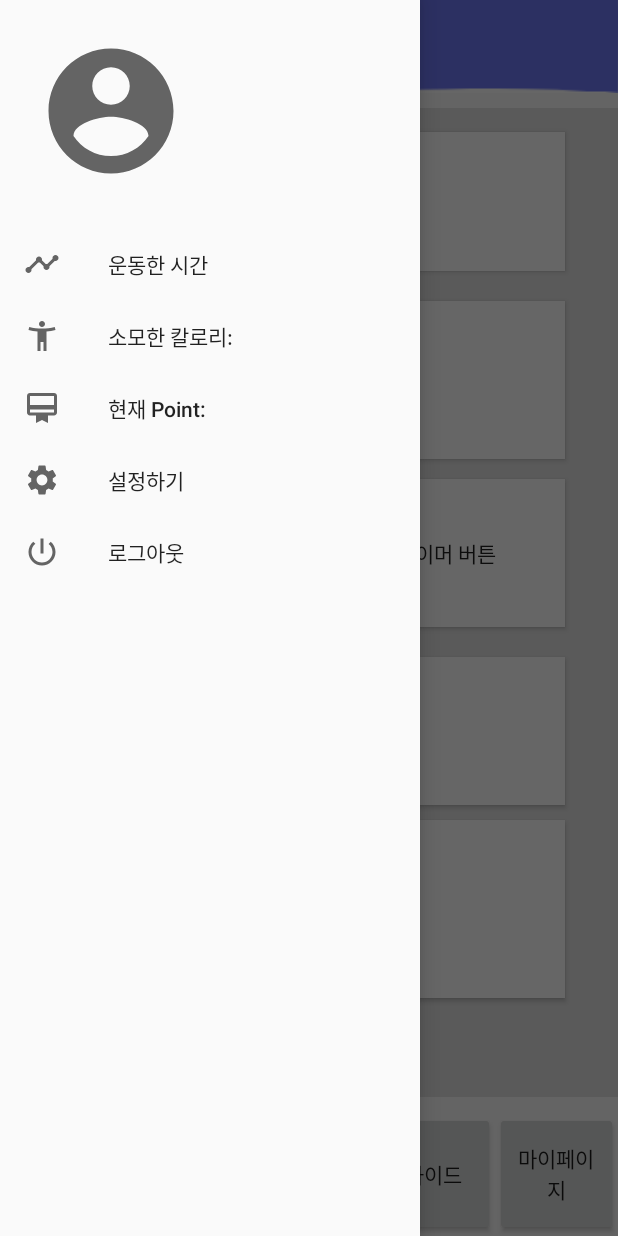
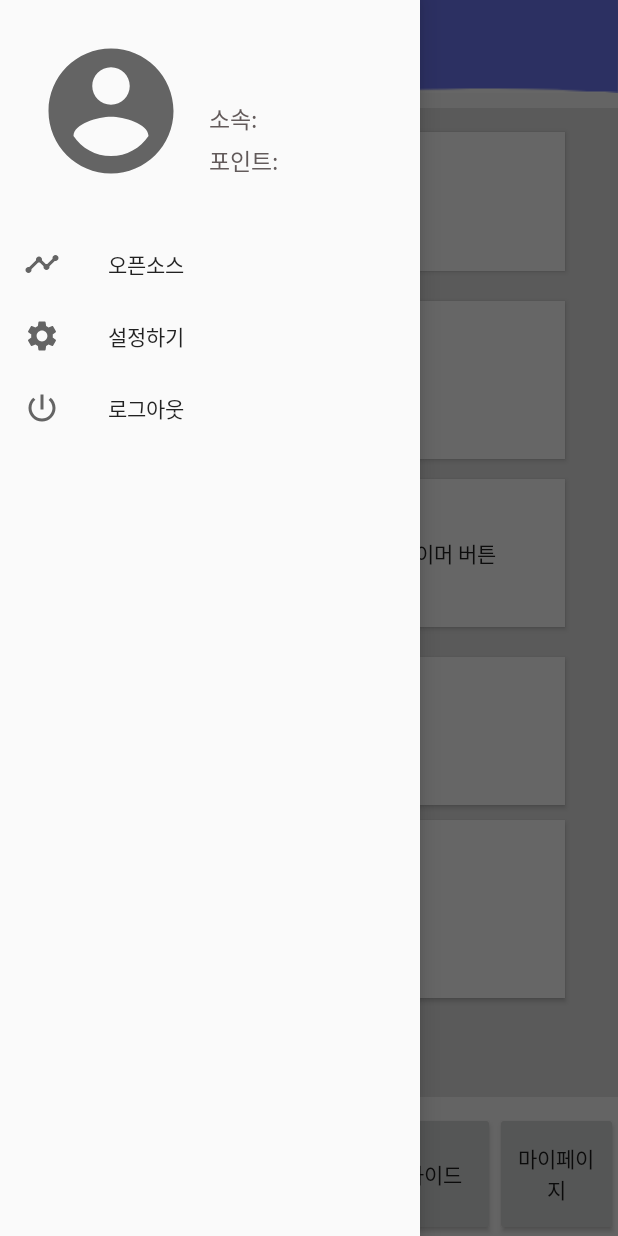
Before and after one commit to jhlsuper/smu_HomeTraining, an Android app: the screen it shows after launch (PageActivity), after a tap on an icon or button, on a phone screen of 412 x 824 dp. Run offline under Robolectric (Android 15) with nearby library versions, the phone set to English and light mode, and no system bars; our stand-ins replace Volley; network calls fail; pictures from the network do not load.

Commit message:
drawer menu changed and viewmodel impl

```diff
--- a/app/src/main/java/com/example/mlkit_pose/PageActivity.kt
+++ b/app/src/main/java/com/example/mlkit_pose/PageActivity.kt
@@ -4,10 +4,12 @@ package com.example.mlkit_pose
 import android.annotation.SuppressLint
 import android.content.Context
 import android.content.Intent
+import android.graphics.Insets.add
 import android.os.Bundle
 import android.util.AttributeSet
 import android.util.Log
 import android.view.LayoutInflater
+import android.view.Menu
 import android.view.MenuItem
 import android.view.View
 import android.widget.Button
@@ -17,6 +19,7 @@ import androidx.activity.result.ActivityResultLauncher
 import androidx.activity.result.contract.ActivityResultContracts
 import androidx.appcompat.app.AppCompatActivity
 import androidx.core.view.GravityCompat
+import androidx.core.view.OneShotPreDrawListener.add
 import androidx.fragment.app.Fragment
 import androidx.lifecycle.ViewModelProvider
 import com.android.volley.Request
@@ -49,9 +52,10 @@ class PageActivity : AppCompatActivity(), View.OnClickListener,
 
     private val sharedManager: SharedManager by lazy { SharedManager(this) }
 
-//    private var belong: String? = sharedManager.getCurrentUser().belong
+    //    private var belong: String? = sharedManager.getCurrentUser().belong
     lateinit var viewModel: MainViewModel
 
+    @SuppressLint("SetTextI18n")
     override fun onCreate(savedInstanceState: Bundle?) {
         super.onCreate(savedInstanceState)
 
@@ -85,22 +89,24 @@ class PageActivity : AppCompatActivity(), View.OnClickListener,
                     showExerciseDonePopup(exname, minute, second, this)
                 }
             }
-        Log.d("userinfo","${currentUser.weight},${currentUser.height}")
+        Log.d("userinfo", "${currentUser.weight},${currentUser.height}")
 
         viewModel = ViewModelProvider(this).get(MainViewModel::class.java)
 
-        viewModel.belong.observe(this,{
-            info_user_belong?.text = it.toString()
+        viewModel.belong.observe(this, {
+            info_user_belong?.text = "소속: $it"
         })
-        viewModel.point.observe(this,{
+        viewModel.point.observe(this, {
             Log.d("userPoint", it)
             txt_ranking_my_points?.text = it.toString()
             et_mypage_point?.text = it.toString()
+            info_user_point?.text = "포인트: $it"
             rankingRefresh()
+
+
         })
         viewModel.init()
     }
-
 
 
     override fun onOptionsItemSelected(item: MenuItem): Boolean {
@@ -108,11 +114,17 @@ class PageActivity : AppCompatActivity(), View.OnClickListener,
         when (item.itemId) {
             android.R.id.home -> {
                 main_drawer_layout.openDrawer(GravityCompat.START)
-
             }
 
         }
         return super.onOptionsItemSelected(item)
+    }
+
+    override fun onCreateOptionsMenu(menu: Menu?): Boolean {
+
+
+        return super.onCreateOptionsMenu(menu)
+
     }
 
     override fun onNavigationItemSelected(item: MenuItem): Boolean {
@@ -132,6 +144,7 @@ class PageActivity : AppCompatActivity(), View.OnClickListener,
 
     }
 
+    @SuppressLint("SetTextI18n")
     override fun onClick(v: View) {
 //        val datas = mutableListOf<User>()
         val currentUser = sharedManager.getCurrentUser()
@@ -156,7 +169,8 @@ class PageActivity : AppCompatActivity(), View.OnClickListener,
             }
             R.id.btn_drawer -> {
                 info_user_id.text = "${currentUser.id}"
-                info_user_belong.text = "${currentUser.belong}"
+                info_user_belong.text = "소속: ${currentUser.belong}"
+                info_user_point.text = "포인트: ${currentUser.points}"
                 main_drawer_layout.openDrawer(GravityCompat.START)
             }
 
@@ -180,8 +194,8 @@ class PageActivity : AppCompatActivity(), View.OnClickListener,
         bundle.putString("gender", currentUser.gender)
         bundle.putString("belong", currentUser.belong)
         bundle.putString("points", currentUser.points)
-        bundle.putString("height",currentUser.height)
-        bundle.putString("weight",currentUser.weight)
+        bundle.putString("height", currentUser.height)
+        bundle.putString("weight", currentUser.weight)
         fragment.arguments = bundle
         setFragment(fragment, tag)
     }
@@ -359,14 +373,14 @@ class PageActivity : AppCompatActivity(), View.OnClickListener,
 
         val exit: Button = mView.findViewById<Button>(R.id.btn_exercise_exit)
         val redo: Button = mView.findViewById<Button>(R.id.btn_exercise_redo)
-        val newPoint = point+ (currentUser.points)!!.toInt()
+        val newPoint = point + (currentUser.points)!!.toInt()
 
         endComment.text = "${name} ${minute}분 ${second}초 했습니다!!!"
         time.text = "획득한 Point \n $point point !!!"
         viewModel.editPoint(newPoint.toString())
 //        Log.d("userPoint",currentUser.points.toString())
 //        sharedManager.setUserPoint(currentUser,newPoint.toString())
-        setUserDBPoints(currentUser,newPoint.toString())
+        setUserDBPoints(currentUser, newPoint.toString())
         Toast.makeText(this, "${currentUser.points}", Toast.LENGTH_SHORT).show()
         exit.setOnClickListener {
             dialog.dismiss()
@@ -412,22 +426,23 @@ class PageActivity : AppCompatActivity(), View.OnClickListener,
         val queue = Volley.newRequestQueue(this)
         val url_setUserPoints = JSP.getUserPointSet(user.id.toString(), points)
 
-        val StringRequest=StringRequest(
+        val StringRequest = StringRequest(
             Request.Method.GET, url_setUserPoints, { response ->
                 response.trim { it <= ' ' }
-                Toast.makeText(this, response,Toast.LENGTH_SHORT).show()
+                Toast.makeText(this, response, Toast.LENGTH_SHORT).show()
                 val details3 = (response.trim())
                 Log.d("Point", details3)
 //                datas.clear()
-                if (details3=="success"){
-                    Log.d("Point","유저의 Point가 $points 로 업데이트되었습니다.")
+                if (details3 == "success") {
+                    Log.d("Point", "유저의 Point가 $points 로 업데이트되었습니다.")
                 }
             }, {
                 Toast.makeText(this, "server error", Toast.LENGTH_SHORT).show()
             })
         queue.add(StringRequest)
     }
-    fun rankingRefresh(){
+
+    fun rankingRefresh() {
         emptyRecycler()
         setRankData()
         initRecycler()
--- a/app/src/main/res/layout/main_drawer_header.xml
+++ b/app/src/main/res/layout/main_drawer_header.xml
@@ -22,16 +22,17 @@
         app:layout_constraintTop_toTopOf="parent" />
 
 
-
     <TextView
         android:id="@+id/info_user_id"
         android:layout_width="0dp"
         android:layout_height="wrap_content"
-        android:layout_marginStart="10dp"
-        android:textColor="#000000"
-        android:textSize="20dp"
+        android:layout_marginStart="15dp"
+        android:layout_marginTop="5dp"
+        android:textColor="@color/black"
+        android:textSize="20sp"
         android:textStyle="bold"
-        app:layout_constraintBottom_toBottomOf="@+id/header_icon"
+
+        app:layout_constraintEnd_toEndOf="parent"
         app:layout_constraintStart_toEndOf="@+id/header_icon"
         app:layout_constraintTop_toTopOf="@+id/header_icon"
         tools:text="로그인해주세요" />
@@ -40,13 +41,24 @@
         android:id="@+id/info_user_belong"
         android:layout_width="wrap_content"
         android:layout_height="match_parent"
+        android:layout_marginTop="5dp"
+        android:text="유저 소속:"
         android:textColor="#EB554C4C"
-        android:textSize="15dp"
-        android:layout_marginStart="10dp"
+        android:textSize="15sp"
+        app:layout_constraintBottom_toTopOf="@id/info_user_point"
+        app:layout_constraintStart_toStartOf="@id/info_user_id"
+        app:layout_constraintTop_toBottomOf="@+id/info_user_id" />
 
-        app:layout_constraintEnd_toEndOf="@+id/info_user_id"
-        app:layout_constraintStart_toEndOf="@+id/header_icon"
-        app:layout_constraintTop_toBottomOf="@+id/info_user_id" />
+    <TextView
+        android:id="@+id/info_user_point"
+        android:layout_width="wrap_content"
+        android:layout_height="match_parent"
+        android:text="유저 Point: "
+        android:textColor="#EB554C4C"
+        android:textSize="15sp"
+        app:layout_constraintBottom_toBottomOf="@id/header_icon"
+        app:layout_constraintStart_toStartOf="@id/info_user_id"
+        app:layout_constraintTop_toBottomOf="@id/info_user_belong" />
 
 
 </androidx.constraintlayout.widget.ConstraintLayout>
--- a/app/src/main/res/menu/main_drawer_nagivation.xml
+++ b/app/src/main/res/menu/main_drawer_nagivation.xml
@@ -1,24 +1,19 @@
 <?xml version="1.0" encoding="utf-8"?>
-<menu xmlns:android="http://schemas.android.com/apk/res/android">
-    <item android:id="@+id/txt_drawer_user_time"
+<menu xmlns:tools="http://schemas.android.com/tools"
+    xmlns:android="http://schemas.android.com/apk/res/android">
+    <item android:id="@+id/btn_opensource"
         android:icon="@drawable/icon_excersice_time"
-        android:title="운동한 시간"
-        />
-    <item android:id="@+id/txt_drawer_user_calc"
-        android:icon="@drawable/icon_calories"
-        android:title="소모한 칼로리:"
-        />
-    <item android:id="@+id/txt_drawer_user_point"
-        android:icon="@drawable/icon_current_point"
-        android:title="현재 Point:"
-        />
+        android:title="오픈소스"
+        tools:ignore="HardcodedText" />
+
+
     <item
         android:id="@+id/txt_setting"
         android:icon="@drawable/icon_settings"
         android:title="설정하기"
-        />
+        tools:ignore="HardcodedText" />
     <item android:id="@+id/btn_drawer_logout"
         android:title ="로그아웃"
         android:icon="@drawable/power_btn"
-    />
+        tools:ignore="HardcodedText" />
 </menu>
```
